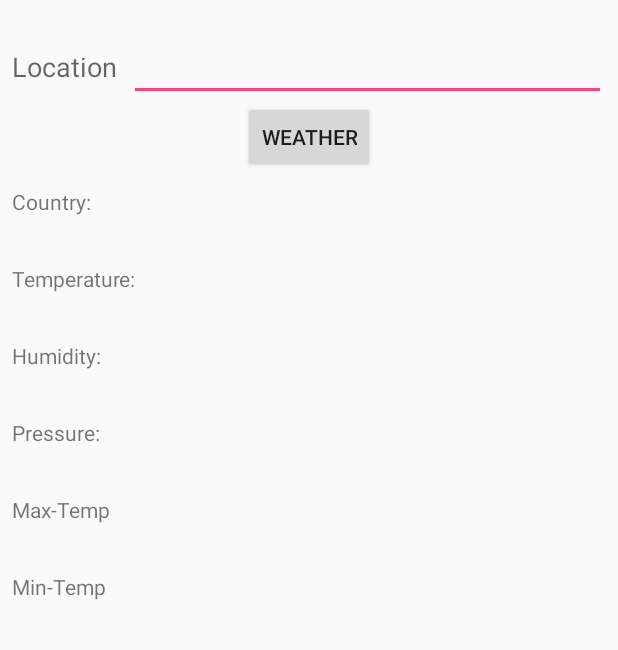
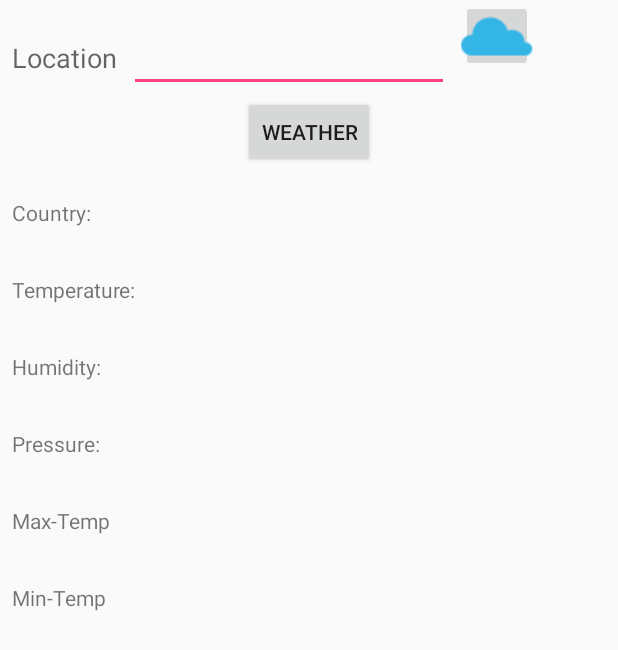
Before and after one commit to megaunknown/Android, an Android app: the screen it shows after launch (OpenWeatherActivity), on a phone screen of 412 x 824 dp. Shown: the top 650 px of the screen. Run offline under Robolectric (Android 15) with nearby library versions, the phone set to English and light mode, and no system bars.

```diff
--- a/app/src/main/res/layout/activity_open_weather.xml
+++ b/app/src/main/res/layout/activity_open_weather.xml
@@ -4,27 +4,32 @@
     xmlns:tools="http://schemas.android.com/tools"
     android:layout_width="match_parent"
     android:layout_height="match_parent"
-    tools:context="com.practice.mega.openweather.OpenWeather">
+    tools:context="com.practice.mega.openweather.OpenWeatherActivity">
 
+    <LinearLayout
+        android:layout_width="match_parent"
+        android:layout_height="wrap_content"
+        android:orientation="horizontal"
+        android:id="@+id/topPanel"
+        >
         <TextView
-
             android:id="@+id/textViewLocation"
             android:layout_width="wrap_content"
             android:layout_height="wrap_content"
             android:layout_alignParentLeft="true"
             android:layout_alignParentTop="true"
-    android:layout_marginTop="32dp"
+            android:layout_marginTop="16dp"
             android:layout_marginLeft="8dp"
             android:text="@string/location"
             android:textAppearance="?android:attr/textAppearanceMedium" />
-
         <EditText
             android:id="@+id/editTextLocation"
-        android:layout_width="match_parent"
+            android:layout_width="wrap_content"
             android:layout_height="wrap_content"
+
             android:layout_toRightOf="@id/textViewLocation"
             android:layout_marginLeft="8dp"
-        android:layout_marginTop="32dp"
+            android:layout_marginTop="16dp"
             android:layout_marginRight="8dp"
             android:maxLines="1"
             android:minLines="1"
@@ -35,14 +40,16 @@
         <requestFocus />
         />
 
-    <Button
-        android:id="@+id/btnGetWeather"
-        android:layout_centerHorizontal="true"
-        android:layout_width="wrap_content"
-        android:layout_height="wrap_content"
-        android:layout_below="@+id/editTextLocation"
-        android:onClick="GetWeatherInfo"
-        android:text="@string/weather"/>
+        <ImageButton
+            android:id="@+id/btnInfo"
+            android:layout_width="48dp"
+            android:layout_height="48dp"
+            android:layout_gravity="right"
+            android:layout_marginTop="16dp"
+            android:onClick="Info"
+            android:src="@drawable/icon"
+            android:text="@string/info" />
+    </LinearLayout>
 <!--
     <SwitchPreferenceCompat
 
@@ -52,12 +59,21 @@
         android:summaryOn="@string/f"
         android:title="@string/Switch F/C" />
 !-->
+
+    <Button
+        android:id="@+id/btnGetWeather"
+        android:layout_centerHorizontal="true"
+        android:layout_width="wrap_content"
+        android:layout_height="wrap_content"
+        android:layout_below="@+id/topPanel"
+        android:onClick="GetWeatherInfo"
+        android:text="@string/weather"/>
     <TextView
         android:id="@+id/textViewCountry"
         android:layout_width="wrap_content"
         android:layout_height="wrap_content"
 
-        android:layout_below="@+id/textViewLocation"
+        android:layout_below="@+id/topPanel"
         android:layout_marginTop="68dp"
         android:text="@string/country"
         android:layout_marginLeft="8dp"
@@ -123,6 +139,7 @@
         android:minLines="1"
         android:inputType="text"
         android:ems="10" />
+
     <TextView
         android:id="@+id/textViewPressure"
         android:layout_width="wrap_content"
@@ -132,6 +149,7 @@
         android:layout_marginTop="32dp"
         android:text="@string/pressure"
         android:textAppearance="?android:attr/textAppearanceSmall" />
+
     <TextView
         android:id="@+id/editTextPressure"
         android:layout_width="wrap_content"
@@ -143,7 +161,9 @@
         android:maxLines="1"
         android:inputType="text"
         android:minLines="1"
-        android:ems="10" />
+        android:ems="10"
+        android:layout_toEndOf="@+id/textViewPressure"
+        android:layout_alignStart="@id/editTextCountry" />
 
     <TextView
         android:id="@+id/textViewMaxTemp"
@@ -153,7 +173,8 @@
         android:layout_below="@+id/textViewPressure"
         android:layout_marginTop="32dp"
         android:text="@string/maxtmp"
-        android:textAppearance="?android:attr/textAppearanceSmall" />
+        android:textAppearance="?android:attr/textAppearanceSmall"
+        android:layout_alignStart="@+id/textViewHumidity" />
 
     <TextView
         android:id="@+id/edittextMaxTemp"
@@ -166,7 +187,9 @@
         android:inputType="text"
         android:maxLines="1"
         android:minLines="1"
-        android:ems="10" />
+        android:ems="10"
+        android:layout_toEndOf="@+id/textViewMaxTemp"
+        android:layout_alignStart="@id/editTextCountry" />
 
     <TextView
         android:id="@+id/textViewMinTemp"
@@ -176,7 +199,8 @@
         android:layout_below="@+id/textViewMaxTemp"
         android:layout_marginTop="32dp"
         android:text="@string/mintmp"
-        android:textAppearance="?android:attr/textAppearanceSmall" />
+        android:textAppearance="?android:attr/textAppearanceSmall"
+        android:layout_alignStart="@+id/textViewHumidity" />
 
     <TextView
         android:id="@+id/edittextMinTemp"
@@ -192,35 +216,42 @@
         android:ems="10" />
 
     <RadioGroup
+        android:id="@+id/radioGroupTemp"
         android:layout_width="match_parent"
+        android:layout_height="wrap_content"
+        android:layout_alignBaseline="@id/btnGetWeather"
         android:layout_centerHorizontal="true"
-        android:layout_height="wrap_content"
+        android:layout_toRightOf="@id/btnGetWeather"
         android:orientation="horizontal"
-        android:layout_toRightOf="@id/btnGetWeather"
-        android:layout_alignBaseline="@id/btnGetWeather"
-        android:id="@+id/radioGroupTemp">
+        android:visibility="gone"
+        android:layout_toEndOf="@id/btnGetWeather">
+
         <RadioButton
+            android:id="@+id/radioButtonFer"
             android:layout_width="wrap_content"
             android:layout_height="wrap_content"
-        android:text="@string/f"
-        android:id="@+id/radioButtonFer"
             android:checked="true"
             android:onClick="switchFC"
-        android:textSize="25dp" />
+            android:text="@string/f"
+            android:textSize="25sp" />
+
         <RadioButton
+            android:id="@+id/radioButtonDeg"
             android:layout_width="wrap_content"
             android:layout_height="wrap_content"
-        android:text="@string/c"
-        android:id="@+id/radioButtonDeg"
             android:layout_gravity="center_horizontal"
             android:checked="false"
             android:onClick="switchFC"
-        android:textSize="25dp" />
+            android:text="@string/c"
+            android:textSize="25sp" />
     </RadioGroup>
+
     <ProgressBar
         android:id="@+id/progressBarSpinner"
         style="?android:attr/progressBarStyleLarge"
         android:layout_width="wrap_content"
         android:layout_height="wrap_content"
-        android:layout_centerHorizontal="true" />
+        android:layout_centerHorizontal="true"
+        tools:visibility="gone" />
+
 </RelativeLayout>
--- a/app/src/main/res/values/strings.xml
+++ b/app/src/main/res/values/strings.xml
@@ -1,5 +1,5 @@
 <resources>
-    <string name="app_name">Weather App</string>
+    <string name="app_name">Mega Weather</string>
     <string name="action_settings">Settings</string>
     <string name="hello_world">Hello world!</string>
     <string name="location">Location</string>
```
Also changed, not shown: app/src/main/java/com/practice/mega/openweather/auxUI.java (added, +79 -0 lines), app/src/main/java/com/practice/mega/openweather/auxUtilities.java (added, +53 -0 lines). Lines whose indentation alone changed are shown as unchanged.
